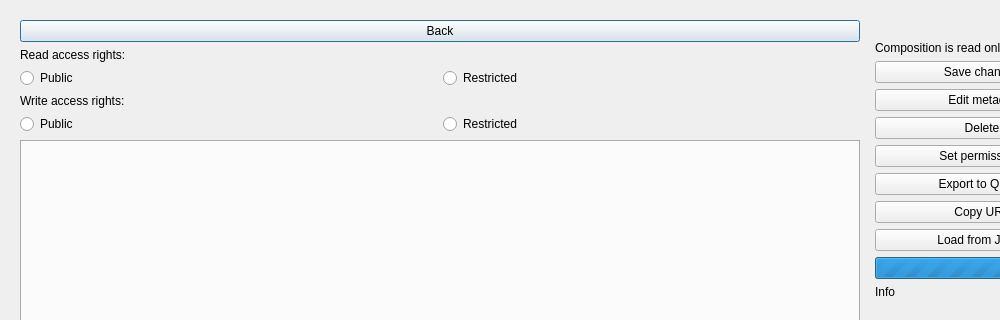
Before: the Qt Designer form dlg_currentComposition.ui in LESPROJEKT/qgis-layman-plugin, drawn with Qt 5; both pictures show x 0 to 1000 and y 0 to 320 of the 1100 by 770 pixel window.
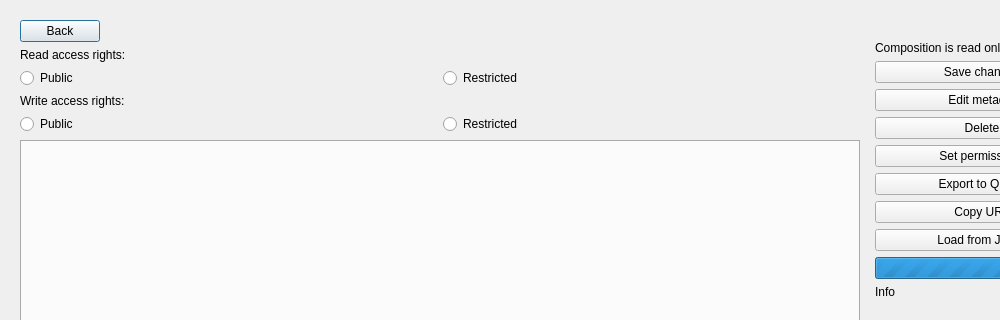
After: the same form once the commit is applied. The open tabs and pages were chosen to show the change. Icons and pictures are not drawn.

Commit message: change back button behavior

Diff of the .ui file:
```diff
--- a/dlg_currentComposition.ui
+++ b/dlg_currentComposition.ui
@@ -75,6 +75,12 @@
       <layout class="QVBoxLayout" name="verticalLayout_5">
        <item>
         <widget class="QPushButton" name="pushButton_back">
+         <property name="sizePolicy">
+          <sizepolicy hsizetype="Fixed" vsizetype="Fixed">
+           <horstretch>0</horstretch>
+           <verstretch>0</verstretch>
+          </sizepolicy>
+         </property>
          <property name="text">
           <string>Back</string>
          </property>
```
Left out of the diff: 6 changed lines with no effect on the pictures.
